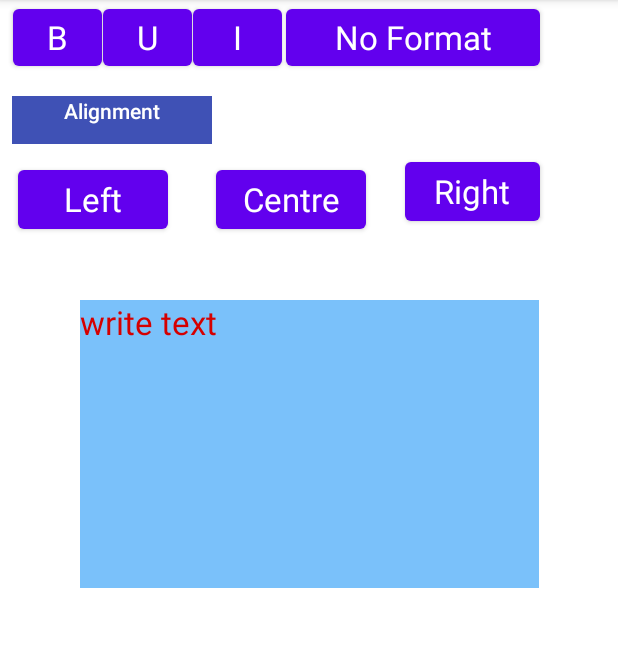
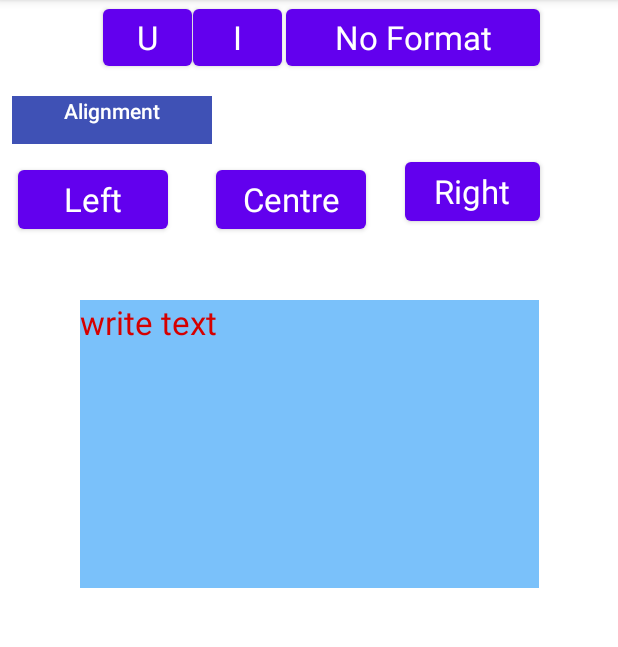
Before and after one commit to Meraj-nibir/Text-editor, an Android app: the screen it shows after launch (MainActivity), on a phone screen of 412 x 824 dp, the part 84-731 px from its top. Run offline under Robolectric (Android 15) with nearby library versions, the phone set to English and light mode, and no system bars.

```diff
--- a/app/src/main/res/layout/activity_main.xml
+++ b/app/src/main/res/layout/activity_main.xml
@@ -120,20 +120,6 @@
         app:layout_constraintTop_toBottomOf="@+id/button7"
         tools:ignore="TextContrastCheck,TextContrastCheck" />
 
-    <Button
-        android:id="@+id/button"
-        android:layout_width="59dp"
-        android:layout_height="50dp"
-        android:layout_marginEnd="344dp"
-        android:layout_marginBottom="14dp"
-        android:onClick="buttonBold"
-        android:text="B"
-        android:textAppearance="@style/TextAppearance.AppCompat.Large"
-        android:visibility="visible"
-        app:layout_constraintBottom_toTopOf="@+id/textView"
-        app:layout_constraintEnd_toEndOf="parent"
-        tools:visibility="visible" />
-
     <TextView
         android:id="@+id/textView"
         android:layout_width="133dp"
```
Also changed, not shown: app/src/main/java/com/example/texteditor/MainActivity.java (+7 -7 lines), 341 other files.
